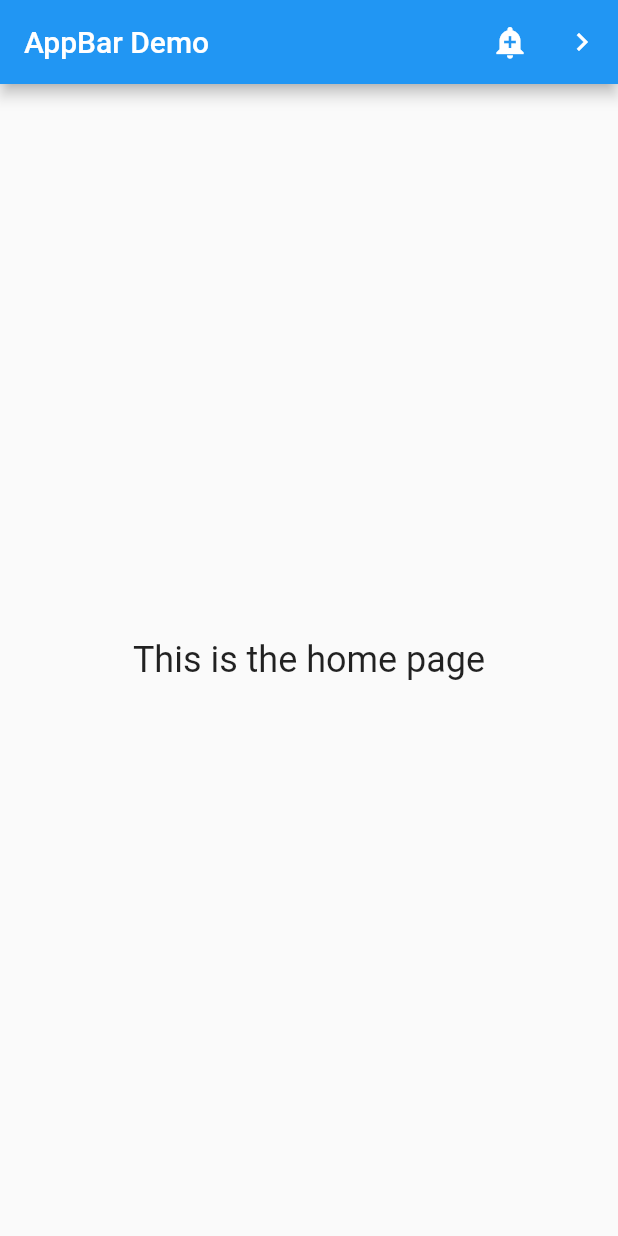
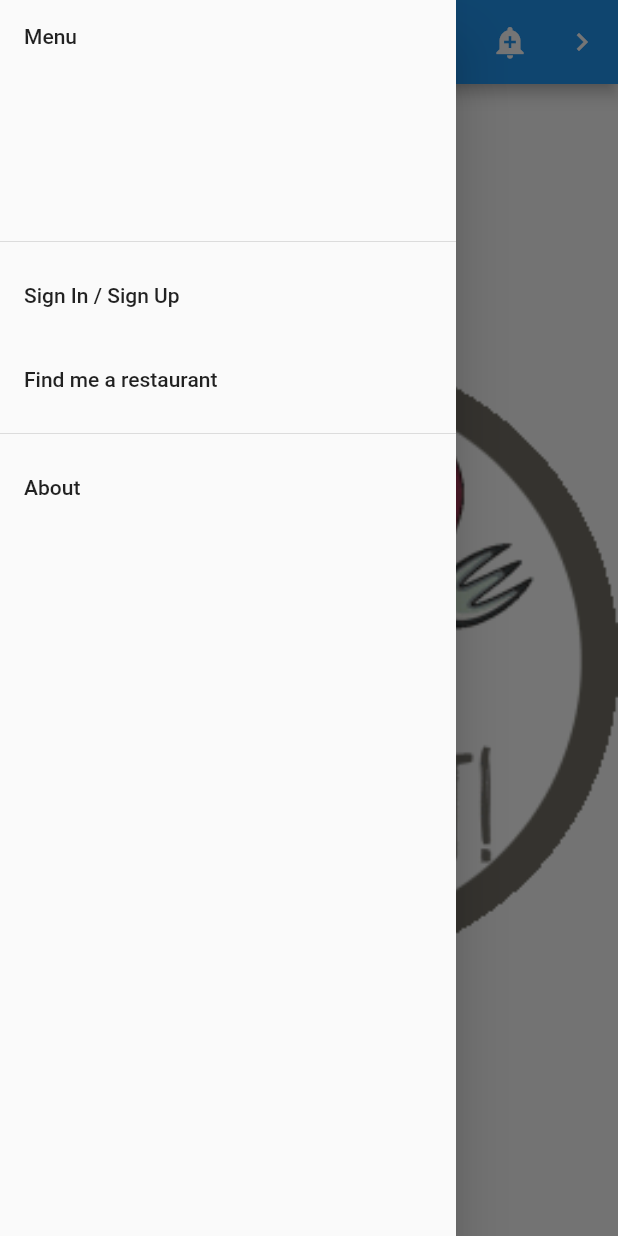
Before and after one commit to Groupzz/lets-eat-mobile-dev, a Flutter app: the screen it shows after launch, with the side drawer open (before the commit the screen has no drawer), on a phone screen of 412 x 824 dp. Run offline on Flutter 3.47's test engine with Material 2 defaults, Android fonts, the phone set to English and light mode, and no system bars.

Commit message:
Added some home & menu customization

```diff
--- a/lib/main.dart
+++ b/lib/main.dart
@@ -41,6 +41,70 @@ void openPage(BuildContext context) {
   ));
 }
 
+void signIn(BuildContext context) {
+  Navigator.push(context, MaterialPageRoute(
+    builder: (BuildContext context) {
+      return Scaffold(
+        appBar: AppBar(
+          title: const Text('Sign In'),
+        ),
+        body: Container(
+          color: Colors.white,
+          child: Padding(
+            padding: const EdgeInsets.symmetric(
+              vertical: 8.0,
+              horizontal: 32.0,
+            ),
+            child: Column(
+              children: [
+                Padding(
+                  padding: const EdgeInsets.only(bottom: 8.0),
+                  child: TextField(
+                      decoration: InputDecoration(
+                        labelText: 'Email',
+                      )),
+                ),
+                Padding(
+                  padding: const EdgeInsets.only(bottom: 8.0),
+                  child: TextField(
+                    obscureText: true,
+                      decoration: InputDecoration(
+                        labelText: "Password",
+                      )),
+                ),
+                Padding(
+                  padding: const EdgeInsets.all(16.0),
+                  child: Builder(
+                    builder: (context) {
+                      return RaisedButton(
+                        onPressed: () => print('PRESSED'),
+                        color: Colors.lightBlue,
+                        child: Text('Sign In'),
+                      );
+                    },
+                  ),
+                ),
+                Padding(
+                  padding: const EdgeInsets.all(16.0),
+                  child: Builder(
+                    builder: (context) {
+                      return RaisedButton(
+                        onPressed: () => print('PRESSED'),
+                        color: Colors.lightBlue[200],
+                        child: Text('Sign Up'),
+                      );
+                    },
+                  ),
+                ),
+              ],
+            ),
+          ),
+        ),
+      );
+    },
+  ));
+}
+
 /// This is the stateless widget that the main application instantiates.
 class MyStatelessWidget extends StatelessWidget {
   MyStatelessWidget({Key key}) : super(key: key);
@@ -49,8 +113,42 @@ class MyStatelessWidget extends StatelessWidget {
   Widget build(BuildContext context) {
     return Scaffold(
       key: scaffoldKey,
+      drawer: new Drawer(
+          child: new ListView(
+            children: <Widget> [
+              new DrawerHeader(child: new Text('Menu'),),
+              new ListTile(
+                title: new Text('Sign In / Sign Up'),
+                onTap: () {
+                  signIn(context);
+                },
+              ),
+              new ListTile(
+                title: new Text('Find me a restaurant'),
+                onTap: () {},
+              ),
+              new Divider(),
+              new ListTile(
+                title: new Text('About'),
+                onTap: () {},
+              ),
+            ],
+          )
+      ),
       appBar: AppBar(
-        title: const Text('AppBar Demo'),
+
+        leading: Builder(
+          builder: (BuildContext context) {
+            return IconButton(
+              icon: const Icon(Icons.menu),
+              onPressed: () {
+                Scaffold.of(context).openDrawer();
+                },
+              tooltip: MaterialLocalizations.of(context).openAppDrawerTooltip,
+            );
+          },
+        ),
+        title: const Text('Let\'s Eat - Home'),
         actions: <Widget>[
           IconButton(
             icon: const Icon(Icons.add_alert),
@@ -68,12 +166,30 @@ class MyStatelessWidget extends StatelessWidget {
           ),
         ],
       ),
-      body: const Center(
-        child: Text(
-          'This is the home page',
-          style: TextStyle(fontSize: 24),
-        ),
-      ),
+      body: new Stack(
+        children: <Widget>[
+          new Center(
+            child: new Text('Welcome to Let\'s Eat!',
+            style: TextStyle(fontSize: 24)),
+          ),
+          new Container(
+            decoration: new BoxDecoration(
+              image: new DecorationImage(image: new AssetImage("assets/logo.gif"), fit: BoxFit.contain,),
+            ),
+          ),
+//          new Center(
+//            child: new Text('Welcome to Let\'s Eat!',
+//          style: TextStyle(fontSize: 24),),
+//          )
+        ],
+      )
+//      body: const Center(
+//        child: Text(
+//          'Welcome to Let\'s Eat!',
+//          style: TextStyle(fontSize: 24),
+//        ),
+//      ),
     );
+
   }
 }
--- a/pubspec.yaml
+++ b/pubspec.yaml
@@ -39,6 +39,8 @@ flutter:
   # included with your application, so that you can use the icons in
   # the material Icons class.
   uses-material-design: true
+  assets:
+    - assets/logo.gif
 
   # To add assets to your application, add an assets section, like this:
   # assets:
```
Also changed, not shown: assets/logo.gif (added), 1 other file.
